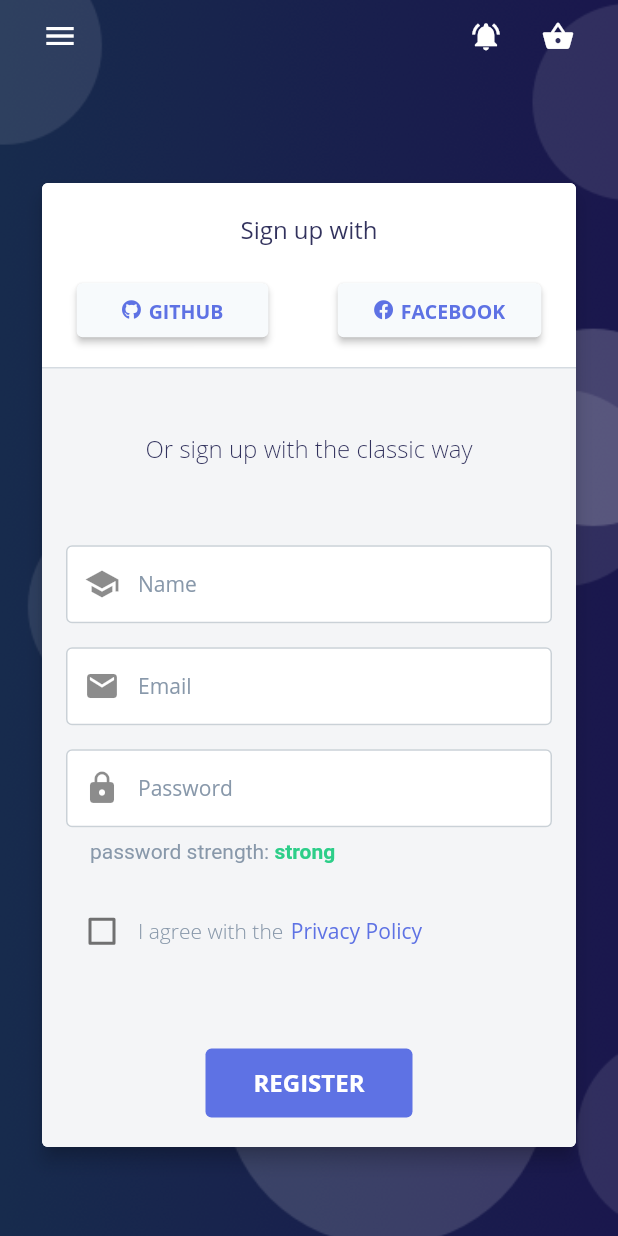
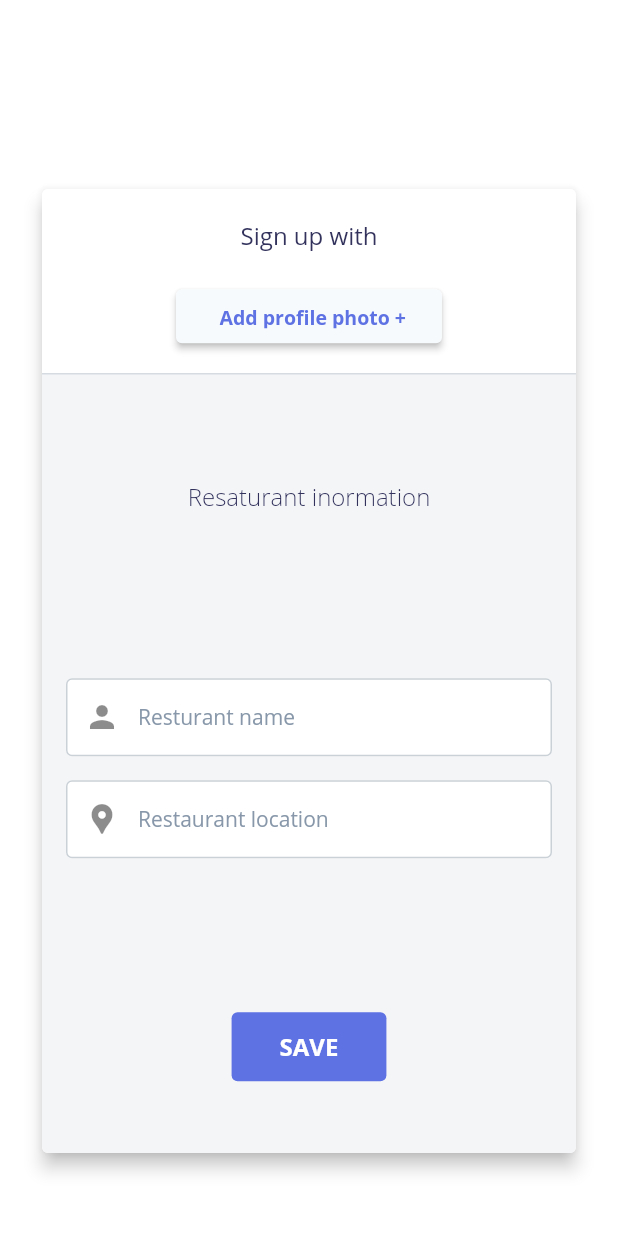
Before and after one commit to da7omi/Grson, a Flutter app: the Register screen opened by its route, on a phone screen of 412 x 824 dp. Run offline on Flutter 3.47's test engine with Material 2 defaults, Android fonts, the phone set to English and light mode, and no system bars; our stand-ins replace carousel_slider, flutter_svg, font_awesome_flutter, scrollable_positioned_list.

Commit message:
Update register.dart

```diff
--- a/lib/secondPages/screens/register.dart
+++ b/lib/secondPages/screens/register.dart
@@ -28,17 +28,17 @@ class _RegisterState extends State<Register> {
         drawer: ArgonDrawer(currentPage: "Account"),
         body: Stack(
           children: [
-            Container(
-              decoration: BoxDecoration(
-                  image: DecorationImage(
-                      image: AssetImage("assets/img_secondpages/register-bg.png"),
-                      fit: BoxFit.cover)),
-            ),
+            // Container(
+            //   decoration: BoxDecoration(
+            //       image: DecorationImage(
+            //            image: AssetImage("assets/img_secondpages/register-bg.png"),
+            //           fit: BoxFit.cover)),
+            // ),
             SafeArea(
               child: ListView(children: [
                 Padding(
                   padding: const EdgeInsets.only(
-                      top: 16, left: 24.0, right: 24.0, bottom: 32),
+                      top: 20, left: 24.0, right: 24.0, bottom: 32),
                   child: Card(
                       elevation: 5,
                       clipBehavior: Clip.antiAlias,
@@ -73,7 +73,7 @@ class _RegisterState extends State<Register> {
                                       mainAxisAlignment:
                                           MainAxisAlignment.spaceAround,
                                       children: [
-                                        Container(
+                                     /*   Container(
                                           // width: 0,
                                           height: 36,
                                           child: RaisedButton(
@@ -109,7 +109,7 @@ class _RegisterState extends State<Register> {
                                                               fontSize: 13))
                                                     ],
                                                   ))),
-                                        ),
+                                        ),*/
                                         Container(
                                           // width: 0,
                                           height: 36,
@@ -131,19 +131,22 @@ class _RegisterState extends State<Register> {
                                                         MainAxisAlignment
                                                             .spaceAround,
                                                     children: [
-                                                      Icon(
-                                                          FontAwesomeIcons
-                                                              .facebook,
-                                                          size: 13),
+
+                                                      // Icon(
+                                                      //     FontAwesomeIcons
+                                                      //         .facebook,
+                                                      //     size: 13),
                                                       SizedBox(
                                                         width: 5,
                                                       ),
-                                                      Text("FACEBOOK",
+                                                      Text("Add profile photo +",
+
                                                           style: TextStyle(
                                                               fontWeight:
                                                                   FontWeight
                                                                       .w600,
-                                                              fontSize: 13))
+                                                              fontSize: 13),),
+
                                                     ],
                                                   ))),
                                         ),
@@ -170,7 +173,7 @@ class _RegisterState extends State<Register> {
                                             top: 24.0, bottom: 24.0),
                                         child: Center(
                                           child: Text(
-                                              "Or sign up with the classic way",
+                                              "Resaturant inormation",
                                               style: TextStyle(
                                                   color: ArgonColors.text,
                                                   fontWeight: FontWeight.w200,
@@ -184,79 +187,74 @@ class _RegisterState extends State<Register> {
                                           Padding(
                                             padding: const EdgeInsets.all(8.0),
                                             child: Input(
-                                              placeholder: "Name",
-                                              prefixIcon: Icon(Icons.school),
+                                              placeholder: "Resturant name",
+                                              prefixIcon: Icon(Icons.person),
                                             ),
                                           ),
                                           Padding(
                                             padding: const EdgeInsets.all(8.0),
                                             child: Input(
-                                                placeholder: "Email",
-                                                prefixIcon: Icon(Icons.email)),
+                                                placeholder: "Restaurant location",
+                                                prefixIcon: Icon(Icons.location_pin)),
                                           ),
-                                          Padding(
-                                            padding: const EdgeInsets.all(8.0),
-                                            child: Input(
-                                                placeholder: "Password",
-                                                prefixIcon: Icon(Icons.lock)),
-                                          ),
-                                          Padding(
-                                            padding: const EdgeInsets.only(
-                                                left: 24.0),
-                                            child: RichText(
-                                                text: TextSpan(
-                                                    text: "password strength: ",
-                                                    style: TextStyle(
-                                                        color:
-                                                            ArgonColors.muted),
-                                                    children: [
-                                                  TextSpan(
-                                                      text: "strong",
-                                                      style: TextStyle(
-                                                          fontWeight:
-                                                              FontWeight.w600,
-                                                          color: ArgonColors
-                                                              .success))
-                                                ])),
-                                          ),
+
+                                          // Padding(
+                                          //   padding: const EdgeInsets.only(
+                                          //       left: 24.0),
+                                          //   child: RichText(
+                                          //       text: TextSpan(
+                                          //           text: "password strength: ",
+                                          //           style: TextStyle(
+                                          //               color:
+                                          //                   ArgonColors.muted),
+                                          //           children: [
+                                          //         TextSpan(
+                                          //             text: "strong",
+                                          //             style: TextStyle(
+                                          //                 fontWeight:
+                                          //                     FontWeight.w600,
+                                          //                 color: ArgonColors
+                                          //                     .success))
+                                          //       ])),
+                                          // ),
                                         ],
                                       ),
-                                      Padding(
-                                        padding: const EdgeInsets.only(
-                                            left: 8.0, top: 0, bottom: 16),
-                                        child: Row(
-                                          mainAxisAlignment:
-                                              MainAxisAlignment.start,
-                                          children: [
-                                            Checkbox(
-                                                activeColor:
-                                                    ArgonColors.primary,
-                                                onChanged: (bool newValue) =>
-                                                    setState(() =>
-                                                        _checkboxValue =
-                                                            newValue),
-                                                value: _checkboxValue),
-                                            Text("I agree with the",
-                                                style: TextStyle(
-                                                    color: ArgonColors.muted,
-                                                    fontWeight:
-                                                        FontWeight.w200)),
-                                            GestureDetector(
-                                                onTap: () {
-                                                  Navigator.pushNamed(
-                                                      context, '/pro');
-                                                },
-                                                child: Container(
-                                                  margin:
-                                                      EdgeInsets.only(left: 5),
-                                                  child: Text("Privacy Policy",
-                                                      style: TextStyle(
-                                                          color: ArgonColors
-                                                              .primary)),
-                                                )),
-                                          ],
-                                        ),
-                                      ),
+                                      // Padding(
+                                      //   padding: const EdgeInsets.only(
+                                      //       left: 8.0, top: 0, bottom: 16),
+                                      //   child: Row(
+                                      //     mainAxisAlignment:
+                                      //         MainAxisAlignment.start,
+                                      //     children: [
+                                      //       Checkbox(
+                                      //           activeColor:
+                                      //               ArgonColors.primary,
+                                      //           onChanged: (bool newValue) =>
+                                      //               setState(() =>
+                                      //                   _checkboxValue =
+                                      //                       newValue),
+                                      //           value: _checkboxValue),
+                                      //       Text("I agree with the",
+                                      //           style: TextStyle(
+                                      //               color: ArgonColors.muted,
+                                      //               fontWeight:
+                                      //                   FontWeight.w200)),
+                                      //       GestureDetector(
+                                      //           onTap: () {
+                                      //             Navigator.pushNamed(
+                                      //                 context, '/pro');
+                                      //           },
+                                      //           child: Container(
+                                      //             margin:
+                                      //                 EdgeInsets.only(left: 5),
+                                      //             child: Text("Privacy Policy",
+                                      //                 style: TextStyle(
+                                      //                     color: ArgonColors
+                                      //                         .primary)),
+                                      //           )),
+                                      //     ],
+                                      //   ),
+                                      // ),
                                       Padding(
                                         padding: const EdgeInsets.only(top: 16),
                                         child: Center(
@@ -278,7 +276,7 @@ class _RegisterState extends State<Register> {
                                                     right: 16.0,
                                                     top: 12,
                                                     bottom: 12),
-                                                child: Text("REGISTER",
+                                                child: Text("SAVE",
                                                     style: TextStyle(
                                                         fontWeight:
                                                             FontWeight.w600,
```
